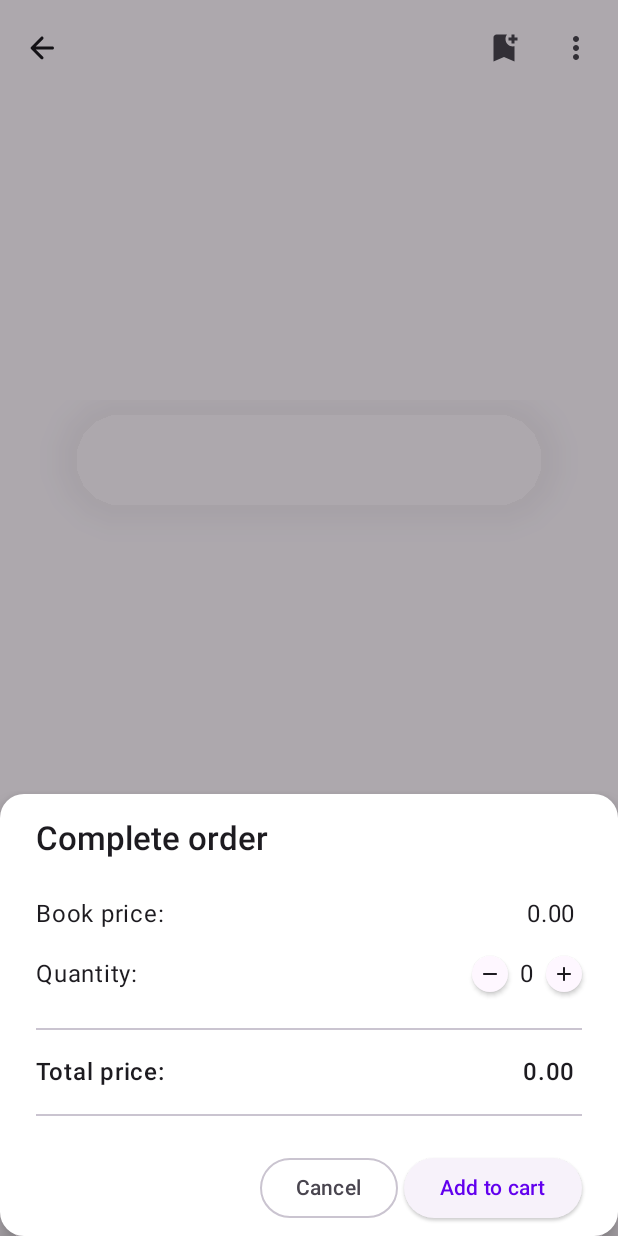
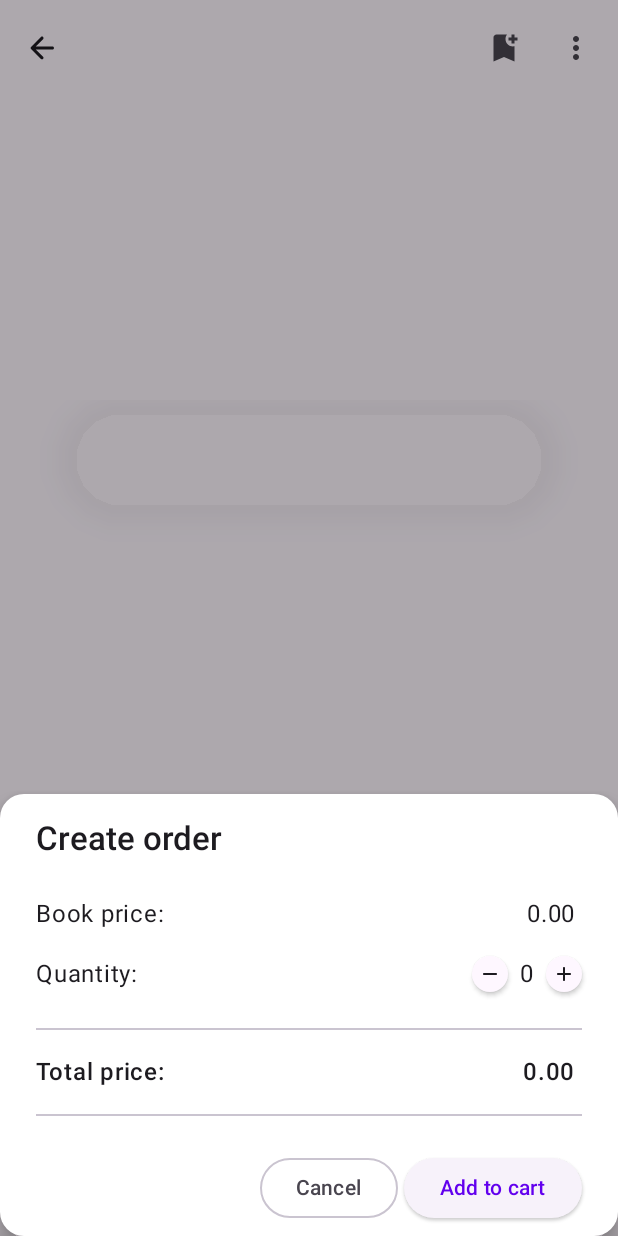
Before and after one commit to lincollincol/bookstore-android, an Android app built with Jetpack Compose: the composable BookDetailsScreen shown on its own in the app's theme, after a tap on an icon or button, on a phone screen of 412 x 824 dp. Run offline under Robolectric (Android 15) with nearby library versions, the phone set to English and light mode, and no system bars; our stand-ins replace constraintlayout-compose; libraries missing offline, so code that uses them is left out: androidx.palette.graphics; pictures from the network do not load; 3 statements that could not run were skipped.

```diff
--- a/app/src/main/java/com/linc/bookstore/navigation/BookstoreNavHost.kt
+++ b/app/src/main/java/com/linc/bookstore/navigation/BookstoreNavHost.kt
@@ -1,9 +1,11 @@
 package com.linc.bookstore.navigation
 
+import android.content.Intent
 import androidx.activity.compose.BackHandler
 import androidx.compose.runtime.Composable
 import androidx.compose.runtime.saveable.rememberSaveableStateHolder
 import androidx.compose.ui.Modifier
+import androidx.compose.ui.platform.LocalContext
 import androidx.navigation.NavGraph.Companion.findStartDestination
 import androidx.navigation.NavHostController
 import androidx.navigation.compose.NavHost
@@ -18,6 +20,7 @@ import com.linc.cart.navigation.cartScreen
 import com.linc.cart.navigation.navigateToCart
 import com.linc.editsubjects.navigation.editSubjectsScreen
 import com.linc.editsubjects.navigation.navigateToEditSubjects
+import com.linc.navigation.navigate
 import com.linc.preferences.navigation.preferencesGraph
 import com.linc.preferences.navigation.preferencesScreen
 import com.linc.subjectbooks.navigation.navigateToSubjectBooks
@@ -53,6 +56,9 @@ fun BookstoreNavHost(
                             }
                         )
                     },
+                    navigateToChooser = {
+                        navController.navigate(intent = Intent.createChooser(it, null))
+                    },
                     navigateBack = navController::popBackStack
                 )
             }
--- /dev/null
+++ b/core/common/src/main/java/com/linc/common/coroutines/extensions/MimeTypeExt.kt
@@ -0,0 +1,3 @@
+package com.linc.common.coroutines.extensions
+
+const val TEXT_PLAIN_TYPE = "text/plain"
--- a/core/navigation/src/main/java/com/linc/navigation/NavigationExt.kt
+++ b/core/navigation/src/main/java/com/linc/navigation/NavigationExt.kt
@@ -1,7 +1,9 @@
 package com.linc.navigation
 
+import android.content.Intent
 import androidx.compose.runtime.Composable
 import androidx.compose.runtime.getValue
+import androidx.compose.ui.platform.LocalContext
 import androidx.lifecycle.compose.ExperimentalLifecycleComposeApi
 import androidx.lifecycle.compose.collectAsStateWithLifecycle
 import androidx.navigation.*
@@ -16,6 +18,8 @@ fun RouteNavigator.observeNavigation(onStateChange: (NavigationState) -> Unit) {
     onNavigated(navState)
 }
 
+fun NavHostController.navigate(intent: Intent) = context.startActivity(intent)
+
 fun NavBackStackEntry?.currentRouteEquals(route: String?): Boolean =
     route?.let { this?.destination?.route?.startsWith(it, ignoreCase = true) } ?: false
 
--- a/core/ui/src/main/res/values/strings.xml
+++ b/core/ui/src/main/res/values/strings.xml
@@ -10,4 +10,8 @@
     <string name="buy_with_price">"Buy (%s)"</string>
     <string name="orders_with_count">"Orders (%d)"</string>
     <string name="purchase_all_orders">"Purchase all"</string>
+    <string name="quantity_label">"Quantity:"</string>
+    <string name="book_price_label">"Book price:"</string>
+    <string name="total_price_label">"Total price:"</string>
+    <string name="create_order">"Create order"</string>
 </resources>
--- a/feature/bookdetails/build.gradle.kts
+++ b/feature/bookdetails/build.gradle.kts
@@ -1,12 +1,17 @@
 plugins {
     id("bookstore.android.feature")
     id("bookstore.android.library.compose")
+    id("com.google.android.libraries.mapsplatform.secrets-gradle-plugin")
 }
 
 android {
     namespace = "com.linc.bookdetails"
 }
 
+secrets {
+    defaultPropertiesFileName = "secrets.defaults.properties"
+}
+
 dependencies {
     implementation(libs.palette)
 }
--- a/feature/bookdetails/src/main/java/com/linc/bookdetails/BookDetailsScreen.kt
+++ b/feature/bookdetails/src/main/java/com/linc/bookdetails/BookDetailsScreen.kt
@@ -1,6 +1,8 @@
 package com.linc.bookdetails
 
+import android.content.Intent
 import androidx.activity.compose.BackHandler
+import androidx.compose.animation.animateContentSize
 import androidx.compose.animation.core.*
 import androidx.compose.foundation.layout.*
 import androidx.compose.foundation.rememberScrollState
@@ -15,6 +17,7 @@ import androidx.compose.runtime.*
 import androidx.compose.ui.Alignment
 import androidx.compose.ui.Modifier
 import androidx.compose.ui.draw.shadow
+import androidx.compose.ui.geometry.Size
 import androidx.compose.ui.graphics.*
 import androidx.compose.ui.input.nestedscroll.nestedScroll
 import androidx.compose.ui.layout.*
@@ -54,6 +57,7 @@ fun BookDetailsRoute(
     modifier: Modifier = Modifier,
     viewModel: BookDetailsViewModel = hiltViewModel(),
     navigateToCart: () -> Unit,
+    navigateToChooser: (Intent) -> Unit,
     navigateBack: () -> Unit,
 ) {
     val bookUiState: BookUiState by viewModel.uiState.collectAsStateWithLifecycle()
@@ -61,8 +65,9 @@ fun BookDetailsRoute(
 
     viewModel.observeNavigation {
         when(it) {
-            BookDetailsNavigationState.Cart -> navigateToCart()
-            NavigationState.Back -> navigateBack()
+            is BookDetailsNavigationState.Cart -> navigateToCart()
+            is BookDetailsNavigationState.Chooser -> navigateToChooser(it.intent)
+            is NavigationState.Back -> navigateBack()
         }
     }
     BookDetailsScreen(
@@ -73,7 +78,7 @@ fun BookDetailsRoute(
         onAddToCartClick = viewModel::addToCart,
         onOrderPayClick = {},
         onBookmarkClick = viewModel::bookmarkBook,
-        onShareClick = {},
+        onShareClick = viewModel::shareBook,
         onIncCountClick = viewModel::increaseOrderCount,
         onDecCountClick = viewModel::decreaseOrderCount
     )
@@ -189,7 +194,6 @@ internal fun BookDetailsScreen(
     }
 }
 
-@OptIn(ExperimentalLayoutApi::class)
 @Composable
 fun OrderBuilderBottomSheet(
     modifier: Modifier = Modifier,
@@ -208,7 +212,7 @@ fun OrderBuilderBottomSheet(
         Text(
             modifier = Modifier
                 .padding(vertical = 16.dp),
-            text = "Complete order",
+            text = stringResource(id = com.linc.ui.R.string.create_order),
             style = MaterialTheme.typography.titleLarge,
             fontWeight = FontWeight.SemiBold
         )
@@ -218,7 +222,7 @@ fun OrderBuilderBottomSheet(
                 .fillMaxWidth(),
             horizontalArrangement = Arrangement.SpaceBetween
         ) {
-            Text(text = "Book price:")
+            Text(text = stringResource(id = com.linc.ui.R.string.book_price_label))
             Text(text = formattedPrice)
         }
         Row(
@@ -228,7 +232,7 @@ fun OrderBuilderBottomSheet(
             horizontalArrangement = Arrangement.SpaceBetween,
             verticalAlignment = Alignment.CenterVertically
         ) {
-            Text(text = "Quantity:")
+            Text(text = stringResource(id = com.linc.ui.R.string.quantity_label))
             Row(
                 horizontalArrangement = Arrangement.SpaceBetween,
                 verticalAlignment = Alignment.CenterVertically
@@ -256,7 +260,7 @@ fun OrderBuilderBottomSheet(
             horizontalArrangement = Arrangement.SpaceBetween
         ) {
             Text(
-                text = "Total price:",
+                text = stringResource(id = com.linc.ui.R.string.total_price_label),
                 fontWeight = FontWeight.SemiBold
             )
             Text(
@@ -398,6 +402,7 @@ private fun BookImage(
     ) {
         AsyncImage(
             modifier = Modifier
+                .animateContentSize()
                 .fillMaxSize(0.8f),
             model = ImageRequest.Builder(LocalContext.current)
                 .data(imageUrl)
@@ -503,7 +508,6 @@ private fun AddToCartButton(
     onAddToCartClick: () -> Unit,
     onOrderPayClick: () -> Unit,
 ) {
-    // TODO: show price when ordered
     val cartButtonText = remember(isOrdered) {
         when {
             isOrdered -> R.string.pay_for_order
--- a/feature/bookdetails/src/main/java/com/linc/bookdetails/navigation/BooksDetailsNavigation.kt
+++ b/feature/bookdetails/src/main/java/com/linc/bookdetails/navigation/BooksDetailsNavigation.kt
@@ -1,5 +1,6 @@
 package com.linc.bookdetails.navigation
 
+import android.content.Intent
 import androidx.lifecycle.SavedStateHandle
 import androidx.navigation.*
 import androidx.navigation.compose.composable
@@ -12,6 +13,7 @@ internal const val bookIdArg: String = "book_id_arg"
 
 sealed interface BookDetailsNavigationState : NavigationState {
     object Cart : BookDetailsNavigationState
+    data class Chooser(val intent: Intent) : BookDetailsNavigationState
 }
 
 internal class BookDetailsArgs(val bookId: String) {
@@ -28,6 +30,7 @@ fun NavController.navigateToBookDetails(
 
 fun NavGraphBuilder.bookDetailsScreen(
     navigateToCart: () -> Unit,
+    navigateToChooser: (Intent) -> Unit,
     navigateBack: () -> Unit
 ) {
     composable(
@@ -39,6 +42,7 @@ fun NavGraphBuilder.bookDetailsScreen(
     ) {
         BookDetailsRoute(
             navigateToCart = navigateToCart,
+            navigateToChooser = navigateToChooser,
             navigateBack = navigateBack
         )
     }
```
Also changed, not shown: feature/bookdetails/src/main/java/com/linc/bookdetails/BookDetailsViewModel.kt (+21 -1 lines), 3 other files.
